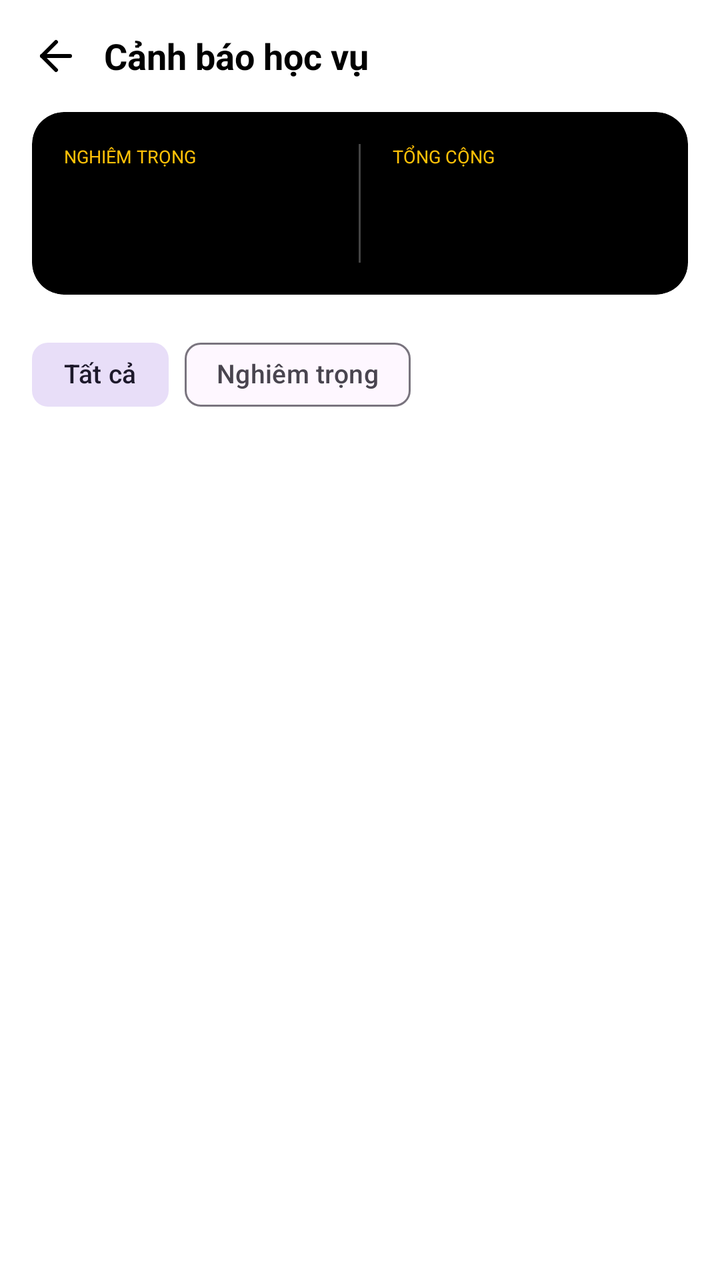
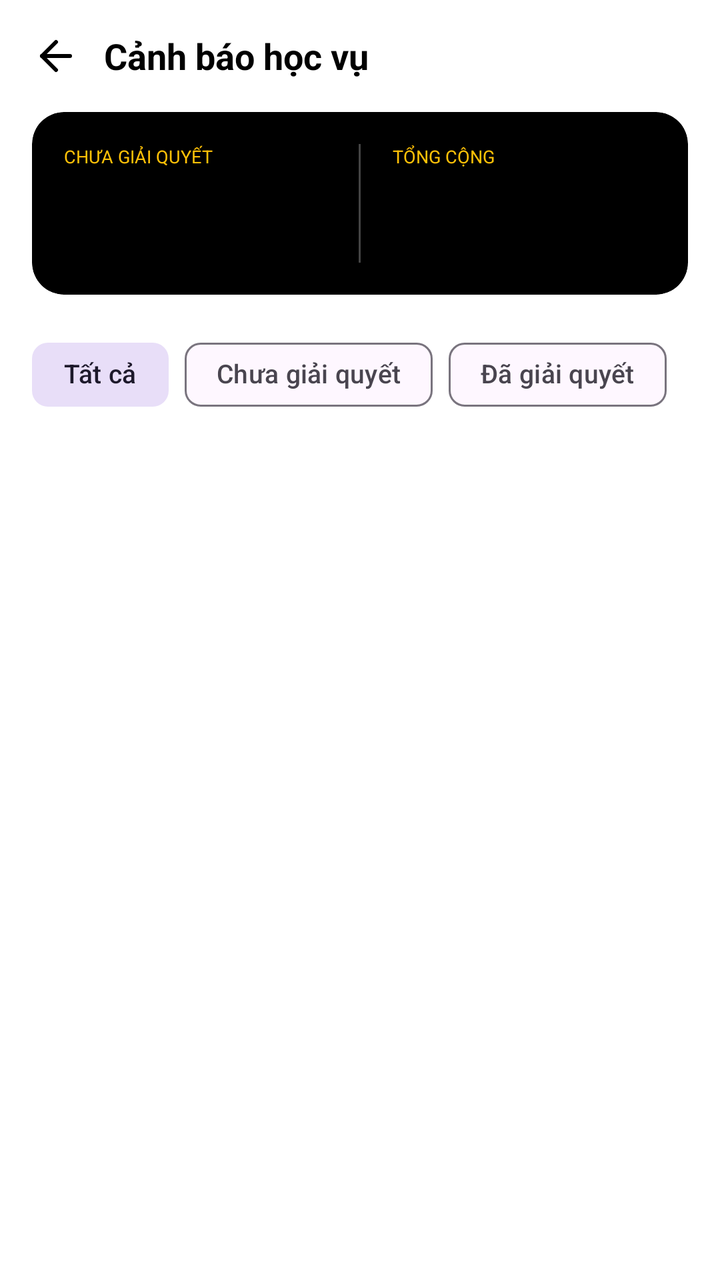

Screens rendered from an Android XML layout before and after an edit, with the pre-edit source and the edit as a unified diff.
<!-- AndroidManifest.xml: application theme Theme.UTC2AppReborn -->
<!-- res/layout/fragment_warnings.xml -->
<?xml version="1.0" encoding="utf-8"?>
<LinearLayout
    xmlns:android="http://schemas.android.com/apk/res/android"
    xmlns:app="http://schemas.android.com/apk/res-auto"
    xmlns:tools="http://schemas.android.com/tools"
    android:layout_width="match_parent"
    android:layout_height="match_parent"
    android:orientation="vertical"
    android:background="#FFFFFF"
    android:fitsSystemWindows="true">

    
    <LinearLayout
        android:layout_width="match_parent"
        android:layout_height="wrap_content"
        android:orientation="horizontal"
        android:gravity="center_vertical"
        android:paddingStart="8dp"
        android:paddingEnd="16dp"
        android:paddingTop="8dp"
        android:paddingBottom="8dp">

        <ImageButton
            android:id="@+id/btn_back"
            android:layout_width="40dp"
            android:layout_height="40dp"
            android:src="@drawable/ic_back_arrow"
            android:background="?attr/selectableItemBackgroundBorderless"
            android:tint="#000000"
            android:contentDescription="@string/cd_back"/>

        <TextView
            android:layout_width="wrap_content"
            android:layout_height="wrap_content"
            android:text="@string/label_warnings_title"
            android:textSize="18sp"
            android:textStyle="bold"
            android:textColor="#000000"
            android:layout_marginStart="4dp"/>

    </LinearLayout>

    
    <com.google.android.material.card.MaterialCardView
        android:layout_width="match_parent"
        android:layout_height="wrap_content"
        android:layout_marginStart="16dp"
        android:layout_marginEnd="16dp"
        android:layout_marginBottom="16dp"
        app:cardBackgroundColor="#000000"
        app:cardCornerRadius="16dp"
        app:cardElevation="0dp"
        app:strokeWidth="0dp">

        <LinearLayout
            android:layout_width="match_parent"
            android:layout_height="wrap_content"
            android:orientation="horizontal"
            android:padding="16dp"
            android:baselineAligned="false">

            <LinearLayout
                android:layout_width="0dp"
                android:layout_height="wrap_content"
                android:layout_weight="1"
                android:orientation="vertical">

                <TextView
                    android:layout_width="wrap_content"
                    android:layout_height="wrap_content"
                    android:text="@string/label_serious_upper"
                    android:textSize="9sp"
                    android:textColor="#FFC107"
                    android:textAllCaps="true"/>

                <TextView
                    android:id="@+id/tv_count_serious"
                    android:layout_width="wrap_content"
                    android:layout_height="wrap_content"
                    android:text=""
                    android:textSize="32sp"
                    android:textStyle="bold"
                    android:textColor="#FF8A80"
                    android:layout_marginTop="4dp"/>

            </LinearLayout>

            <View
                android:layout_width="1dp"
                android:layout_height="match_parent"
                android:background="#444444"
                android:layout_marginStart="16dp"
                android:layout_marginEnd="16dp"/>

            <LinearLayout
                android:layout_width="0dp"
                android:layout_height="wrap_content"
                android:layout_weight="1"
                android:orientation="vertical">

                <TextView
                    android:layout_width="wrap_content"
                    android:layout_height="wrap_content"
                    android:text="@string/label_total_upper"
                    android:textSize="9sp"
                    android:textColor="#FFC107"
                    android:textAllCaps="true"/>

                <TextView
                    android:id="@+id/tv_count_total"
                    android:layout_width="wrap_content"
                    android:layout_height="wrap_content"
                    android:text=""
                    android:textSize="32sp"
                    android:textStyle="bold"
                    android:textColor="#FFFFFF"
                    android:layout_marginTop="4dp"/>

            </LinearLayout>

        </LinearLayout>
    </com.google.android.material.card.MaterialCardView>

    
    <com.google.android.material.chip.ChipGroup
        android:id="@+id/chip_group_filter"
        android:layout_width="match_parent"
        android:layout_height="wrap_content"
        android:paddingStart="16dp"
        android:paddingEnd="16dp"
        android:paddingBottom="12dp"
        app:singleSelection="true"
        app:selectionRequired="true">

        <com.google.android.material.chip.Chip
            android:id="@+id/chip_all"
            style="@style/Widget.Material3.Chip.Filter"
            android:layout_width="wrap_content"
            android:layout_height="48dp"
            android:text="@string/filter_all"
            android:textSize="13sp"
            android:checked="true"
            app:checkedIconEnabled="false"/>

        <com.google.android.material.chip.Chip
            android:id="@+id/chip_serious"
            style="@style/Widget.Material3.Chip.Filter"
            android:layout_width="wrap_content"
            android:layout_height="48dp"
            android:text="@string/label_serious"
            android:textSize="13sp"
            app:checkedIconEnabled="false"/>

    </com.google.android.material.chip.ChipGroup>

    <androidx.recyclerview.widget.RecyclerView
        android:id="@+id/recycler_warnings"
        android:layout_width="match_parent"
        android:layout_height="match_parent"
        android:paddingStart="16dp"
        android:paddingEnd="16dp"
        android:paddingBottom="16dp"
        android:clipToPadding="false"
        android:overScrollMode="never"/>

</LinearLayout>
<!-- resources referenced by this layout -->
<resources>
  <!-- drawable ic_back_arrow (drawable) -->
  <?xml version="1.0" encoding="utf-8"?>
  <vector xmlns:android="http://schemas.android.com/apk/res/android"
      android:width="24dp"
      android:height="24dp"
      android:viewportWidth="24"
      android:viewportHeight="24">
      <path
          android:fillColor="@android:color/transparent"
          android:pathData="M19,12H5"
          android:strokeColor="#000000"
          android:strokeWidth="2"
          android:strokeLineCap="round"/>
      <path
          android:fillColor="@android:color/transparent"
          android:pathData="M12,19l-7,-7 7,-7"
          android:strokeColor="#000000"
          android:strokeWidth="2"
          android:strokeLineCap="round"
          android:strokeLineJoin="round"/>
  </vector>
  <string name="cd_back">Quay lại</string>
  <string name="filter_all">Tất cả</string>
  <string name="label_serious">Nghiêm trọng</string>
  <string name="label_serious_upper">NGHIÊM TRỌNG</string>
  <string name="label_total_upper">TỔNG CỘNG</string>
  <string name="label_warnings_title">Cảnh báo học vụ</string>
  <style name="Theme.UTC2AppReborn" parent="Base.Theme.UTC2AppReborn" />
  <style name="Base.Theme.UTC2AppReborn" parent="Theme.Material3.DayNight.NoActionBar">
  
          
          
  
          
          <item name="colorPrimary">@color/primary</item>
  
          
          <item name="colorOnSurface">#000000</item>
  
          
          <item name="colorOnPrimary">#000000</item>
  
          
          <item name="colorOnBackground">#000000</item>
  
      </style>
  <color name="primary">#1565C0</color>
</resources>

<!-- the commit's change to res/layout/fragment_warnings.xml (unified diff, before → after) -->
@@ -68,7 +68,7 @@
                 <TextView
                     android:layout_width="wrap_content"
                     android:layout_height="wrap_content"
-                    android:text="@string/label_serious_upper"
+                    android:text="@string/label_unresolved_upper"
                     android:textSize="9sp"
                     android:textColor="#FFC107"
                     android:textAllCaps="true"/>
@@ -80,7 +80,7 @@
                     android:text=""
                     android:textSize="32sp"
                     android:textStyle="bold"
-                    android:textColor="#FF8A80"
+                    android:textColor="#FFAB40"
                     android:layout_marginTop="4dp"/>
 
             </LinearLayout>
@@ -147,7 +147,16 @@
             style="@style/Widget.Material3.Chip.Filter"
             android:layout_width="wrap_content"
             android:layout_height="48dp"
-            android:text="@string/label_serious"
+            android:text="@string/label_unresolved"
+            android:textSize="13sp"
+            app:checkedIconEnabled="false"/>
+
+        <com.google.android.material.chip.Chip
+            android:id="@+id/chip_resolved"
+            style="@style/Widget.Material3.Chip.Filter"
+            android:layout_width="wrap_content"
+            android:layout_height="48dp"
+            android:text="@string/label_resolved"
             android:textSize="13sp"
             app:checkedIconEnabled="false"/>
 
<!-- resource entries referenced after the edit -->
@@ -23,9 +23,10 @@
   </vector>
   <string name="cd_back">Quay lại</string>
   <string name="filter_all">Tất cả</string>
-  <string name="label_serious">Nghiêm trọng</string>
-  <string name="label_serious_upper">NGHIÊM TRỌNG</string>
+  <string name="label_resolved">Đã giải quyết</string>
   <string name="label_total_upper">TỔNG CỘNG</string>
+  <string name="label_unresolved">Chưa giải quyết</string>
+  <string name="label_unresolved_upper">CHƯA GIẢI QUYẾT</string>
   <string name="label_warnings_title">Cảnh báo học vụ</string>
   <style name="Theme.UTC2AppReborn" parent="Base.Theme.UTC2AppReborn" />
   <style name="Base.Theme.UTC2AppReborn" parent="Theme.Material3.DayNight.NoActionBar">
